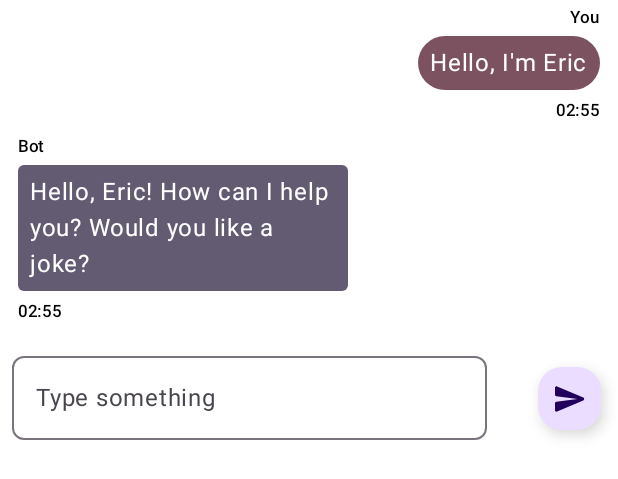
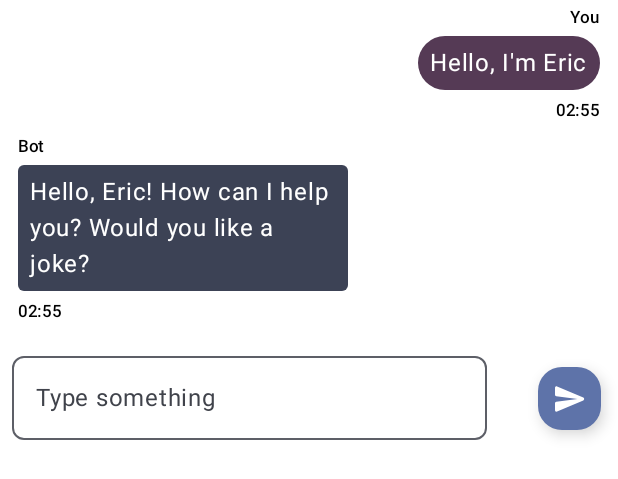
Before and after one commit to Ericgacoki/JiChat, an Android app built with Jetpack Compose: the @Preview function ChatItemPre, on a phone screen of 412 x 824 dp. Shown: the top 479 px of the screen. Run offline under Robolectric (Android 15) with nearby library versions, the light colour scheme and no system bars; our stand-ins replace Room's generated code; 1 statement that could not run was skipped.

Commit message:
add material3 color schemes

```diff
--- a/app/src/main/java/com/ericg/jichat/ui/theme/Theme.kt
+++ b/app/src/main/java/com/ericg/jichat/ui/theme/Theme.kt
@@ -1,42 +1,93 @@
 package com.ericg.jichat.ui.theme
 
+import android.os.Build
 import androidx.compose.foundation.isSystemInDarkTheme
-import androidx.compose.material.MaterialTheme
-import androidx.compose.material.darkColors
-import androidx.compose.material.lightColors
+import androidx.compose.material3.*
 import androidx.compose.runtime.Composable
+import androidx.compose.ui.platform.LocalContext
 
-private val DarkColorPalette = darkColors(
-    primary = Purple200,
-    primaryVariant = Purple700,
-    secondary = Teal200
+private val DarkColorScheme = darkColorScheme(
+    primary = md_theme_dark_primary,
+    onPrimary = md_theme_dark_onPrimary,
+    primaryContainer = md_theme_dark_primaryContainer,
+    onPrimaryContainer = md_theme_dark_onPrimaryContainer,
+
+    secondary = md_theme_dark_secondary,
+    onSecondary = md_theme_dark_onSecondary,
+    secondaryContainer = md_theme_dark_secondaryContainer,
+    onSecondaryContainer = md_theme_dark_onSecondaryContainer,
+
+    tertiary = md_theme_dark_tertiary,
+    onTertiary = md_theme_dark_onTertiary,
+    tertiaryContainer = md_theme_dark_tertiaryContainer,
+    onTertiaryContainer = md_theme_dark_onTertiaryContainer,
+
+    error = md_theme_dark_error,
+    errorContainer = md_theme_dark_errorContainer,
+    onError = md_theme_dark_onError,
+    onErrorContainer = md_theme_dark_onErrorContainer,
+
+    background = md_theme_dark_background,
+    onBackground = md_theme_dark_onBackground,
+
+    surface = md_theme_dark_surface,
+    onSurface = md_theme_dark_onSurface,
+    surfaceVariant = md_theme_dark_surfaceVariant,
+    onSurfaceVariant = md_theme_dark_onSurfaceVariant,
+
+    outline = md_theme_dark_outline,
+    inverseOnSurface = md_theme_dark_inverseOnSurface,
+    inverseSurface = md_theme_dark_inverseSurface,
+    inversePrimary = md_theme_dark_inversePrimary
 )
 
-private val LightColorPalette = lightColors(
-    primary = Purple500,
-    primaryVariant = Purple700,
-    secondary = Teal200
+private val LightColorScheme = lightColorScheme(
+    primary = md_theme_light_primary,
+    onPrimary = md_theme_light_onPrimary,
+    primaryContainer = md_theme_light_primaryContainer,
+    onPrimaryContainer = md_theme_light_onPrimaryContainer,
 
-    /* Other default colors to override
-    background = Color.White,
-    surface = Color.White,
-    onPrimary = Color.White,
-    onSecondary = Color.Black,
-    onBackground = Color.Black,
-    onSurface = Color.Black,
-    */
+    secondary = md_theme_light_secondary,
+    onSecondary = md_theme_light_onSecondary,
+    secondaryContainer = md_theme_light_secondaryContainer,
+    onSecondaryContainer = md_theme_light_onSecondaryContainer,
+
+    tertiary = md_theme_light_tertiary,
+    onTertiary = md_theme_light_onTertiary,
+    tertiaryContainer = md_theme_light_tertiaryContainer,
+    onTertiaryContainer = md_theme_light_onTertiaryContainer,
+
+    error = md_theme_light_error,
+    errorContainer = md_theme_light_errorContainer,
+    onError = md_theme_light_onError,
+    onErrorContainer = md_theme_light_onErrorContainer,
+
+    background = md_theme_light_background,
+    onBackground = md_theme_light_onBackground,
+
+    surface = md_theme_light_surface,
+    onSurface = md_theme_light_onSurface,
+    surfaceVariant = md_theme_light_surfaceVariant,
+    onSurfaceVariant = md_theme_light_onSurfaceVariant,
+
+    outline = md_theme_light_outline,
+    inverseOnSurface = md_theme_light_inverseOnSurface,
+    inverseSurface = md_theme_light_inverseSurface,
+    inversePrimary = md_theme_light_inversePrimary
 )
 
 @Composable
 fun JiChatTheme(darkTheme: Boolean = isSystemInDarkTheme(), content: @Composable () -> Unit) {
-    val colors = if (darkTheme) {
-        DarkColorPalette
-    } else {
-        LightColorPalette
+    val dynamicColor = Build.VERSION.SDK_INT >= Build.VERSION_CODES.S
+    val colorScheme = when {
+        dynamicColor && darkTheme -> dynamicDarkColorScheme(LocalContext.current)
+        dynamicColor && !darkTheme -> dynamicLightColorScheme(LocalContext.current)
+        darkTheme -> DarkColorScheme
+        else -> LightColorScheme
     }
 
     MaterialTheme(
-        colors = colors,
+        colorScheme = colorScheme,
         typography = Typography,
         shapes = Shapes,
         content = content
```
